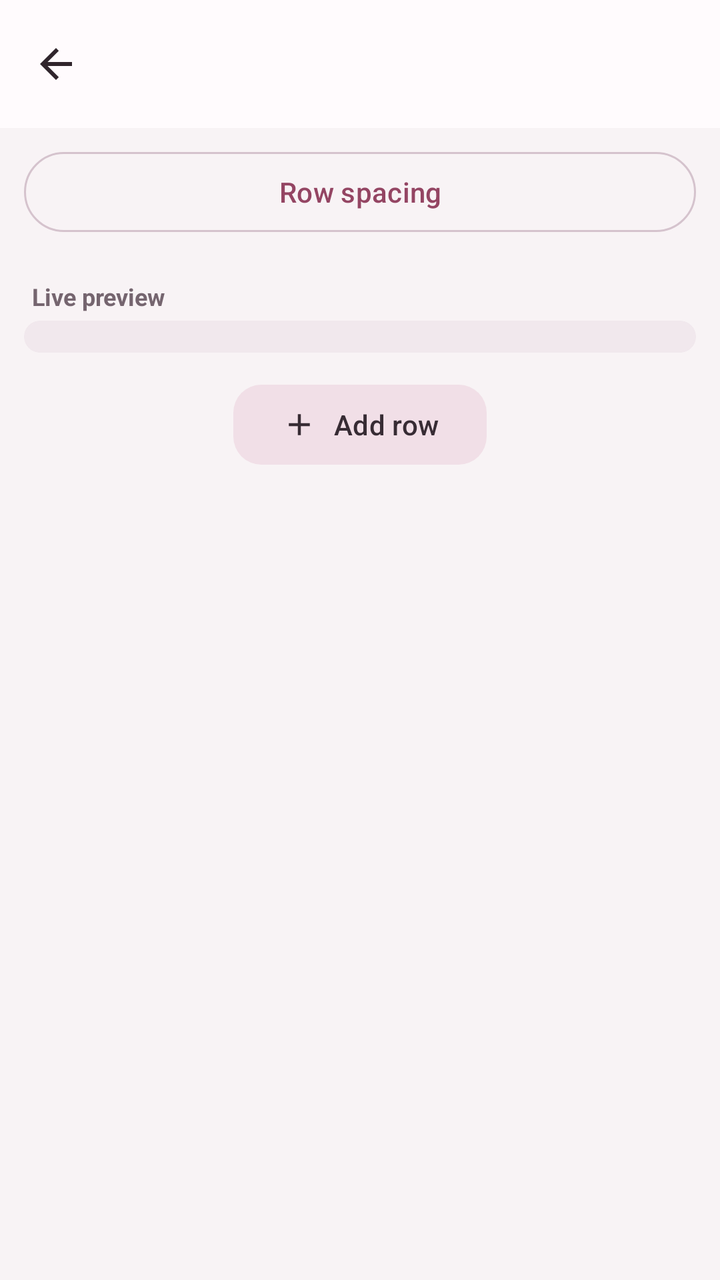
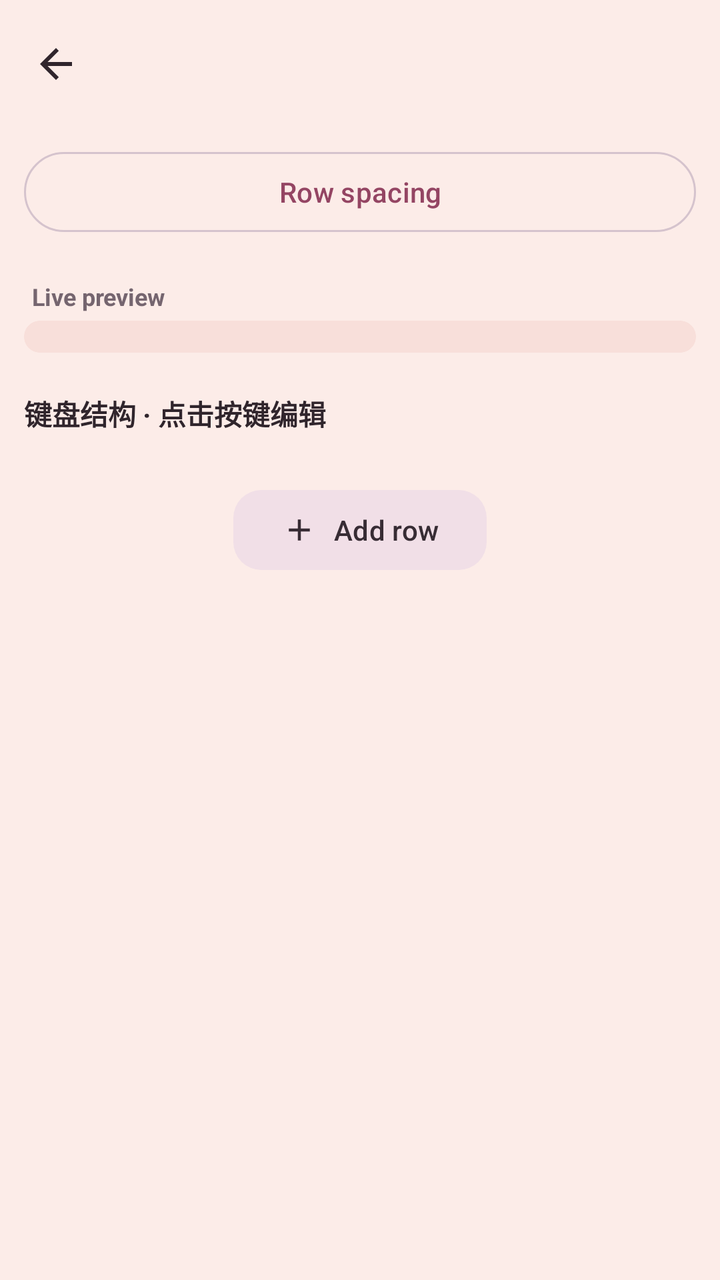

Two renders of the same Android screen: before a commit and after it. Below are the layout's source before the change and the commit's diff.
<!-- AndroidManifest.xml: application theme Theme.TrimeAppTheme -->
<!-- res/layout/activity_custom_kb_edit.xml -->
<?xml version="1.0" encoding="utf-8"?>
<LinearLayout
    xmlns:android="http://schemas.android.com/apk/res/android"
    xmlns:app="http://schemas.android.com/apk/res-auto"
    android:layout_width="match_parent"
    android:layout_height="match_parent"
    android:background="?android:attr/colorBackground"
    android:orientation="vertical">

    <com.google.android.material.appbar.AppBarLayout
        android:id="@+id/cbe_app_bar"
        android:layout_width="match_parent"
        android:layout_height="wrap_content"
        android:background="?attr/colorSurface"
        app:elevation="0dp">

        <com.google.android.material.appbar.MaterialToolbar
            android:id="@+id/cbe_toolbar"
            android:layout_width="match_parent"
            android:layout_height="?attr/actionBarSize"
            app:navigationIcon="?attr/homeAsUpIndicator"
            app:navigationIconTint="?attr/colorOnSurface"
            app:titleTextColor="?attr/colorOnSurface" />
    </com.google.android.material.appbar.AppBarLayout>

    <ScrollView
        android:layout_width="match_parent"
        android:layout_height="0dp"
        android:layout_weight="1"
        android:clipToPadding="false"
        android:paddingBottom="24dp">

        <LinearLayout
            android:layout_width="match_parent"
            android:layout_height="wrap_content"
            android:orientation="vertical"
            android:paddingStart="12dp"
            android:paddingTop="8dp"
            android:paddingEnd="12dp">

            <com.google.android.material.button.MaterialButton
                android:id="@+id/cbe_imported_layout"
                style="@style/Widget.Material3.Button.TonalButton"
                android:layout_width="match_parent" android:layout_height="wrap_content"
                android:visibility="gone" />
            <com.google.android.material.button.MaterialButton
                android:id="@+id/cbe_imported_height"
                style="@style/Widget.Material3.Button.OutlinedButton"
                android:layout_width="match_parent"
                android:layout_height="wrap_content"
                android:visibility="gone"
                android:text="@string/custom_kb_imported_height" />
            <com.google.android.material.button.MaterialButton
                android:id="@+id/cbe_row_spacing"
                style="@style/Widget.Material3.Button.OutlinedButton"
                android:layout_width="match_parent"
                android:layout_height="wrap_content"
                android:text="@string/custom_kb_row_spacing" />

            <LinearLayout
                android:id="@+id/cbe_rows"
                android:layout_width="match_parent"
                android:layout_height="wrap_content"
                android:orientation="vertical" />

            <TextView
                android:layout_width="wrap_content"
                android:layout_height="wrap_content"
                android:layout_marginStart="4dp"
                android:layout_marginTop="20dp"
                android:layout_marginBottom="4dp"
                android:text="@string/custom_kb_preview"
                android:textColor="?attr/colorOnSurfaceVariant"
                android:textSize="12sp"
                android:textStyle="bold" />

            <com.google.android.material.card.MaterialCardView
                android:layout_width="match_parent"
                android:layout_height="wrap_content"
                app:cardBackgroundColor="?attr/colorSurfaceVariant"
                app:cardCornerRadius="20dp"
                app:cardElevation="0dp">

                <LinearLayout
                    android:id="@+id/cbe_preview"
                    android:layout_width="match_parent"
                    android:layout_height="wrap_content"
                    android:orientation="vertical"
                    android:padding="8dp" />
            </com.google.android.material.card.MaterialCardView>

            <com.google.android.material.button.MaterialButton
                android:id="@+id/cbe_add_row"
                style="@style/Widget.Material3.Button.TonalButton"
                android:layout_width="wrap_content"
                android:layout_height="wrap_content"
                android:layout_gravity="center_horizontal"
                android:layout_marginTop="12dp"
                android:text="@string/custom_kb_add_row"
                app:cornerRadius="14dp"
                app:icon="@drawable/ic_baseline_add_24" />
        </LinearLayout>
    </ScrollView>
</LinearLayout>
<!-- resources referenced by this layout -->
<resources>
  <!-- drawable ic_baseline_add_24 (drawable) -->
  <vector xmlns:android="http://schemas.android.com/apk/res/android"
      android:width="24dp"
      android:height="24dp"
      android:autoMirrored="true"
      android:viewportWidth="24"
      android:viewportHeight="24">
  
      <path
          android:fillColor="@android:color/white"
          android:pathData="M19,13h-6v6h-2v-6H5v-2h6V5h2v6h6v2z" />
  
  </vector>
  <string name="custom_kb_add_row">Add row</string>
  <string name="custom_kb_imported_height">Keyboard height</string>
  <string name="custom_kb_preview">Live preview</string>
  <string name="custom_kb_row_spacing">Row spacing</string>
  <color name="settings_surface_variant">#F1E8ED</color>
  <color name="settings_surface">#FFFBFD</color>
  <color name="settings_outline">#D5C3CD</color>
  <color name="m3_primary">#944563</color>
  <color name="m3_on_primary">#FFFFFF</color>
  <style name="Widget.Trime.Toolbar" parent="Widget.Material3.Toolbar">
          <item name="titleTextAppearance">@style/TextAppearance.Trime.ToolbarTitle</item>
          <item name="android:minHeight">?attr/actionBarSize</item>
      </style>
  <color name="framework_text_primary">#30252C</color>
  <color name="framework_text_secondary">#75656F</color>
  <color name="framework_background">#F8F3F5</color>
  <color name="m3_primary_container">#FFDAE6</color>
  <color name="m3_on_primary_container">#3D0B24</color>
  <color name="m3_secondary_container">#F1DFE7</color>
  <color name="m3_on_secondary_container">#372C34</color>
  <color name="m3_tertiary">#695780</color>
  <color name="m3_on_tertiary">#FFFFFF</color>
  <color name="m3_tertiary_container">#EEDDFA</color>
  <color name="m3_on_tertiary_container">#281638</color>
  <color name="colorPrimaryDark">#2D2F30</color>
  <color name="framework_control_normal">#76616C</color>
  <color name="framework_control_highlight">#1F944563</color>
  <color name="framework_foreground">#30252C</color>
  <style name="TextAppearance.Trime.ToolbarTitle" parent="TextAppearance.Material3.TitleLarge">
          <item name="android:textSize">22sp</item>
          <item name="android:fontFamily">sans-serif-medium</item>
      </style>
  <!-- unchanged entries left out for length: 1 -->
</resources>

<!-- the commit's change to res/layout/activity_custom_kb_edit.xml (unified diff, before → after) -->
@@ -4,14 +4,14 @@
     xmlns:app="http://schemas.android.com/apk/res-auto"
     android:layout_width="match_parent"
     android:layout_height="match_parent"
-    android:background="?android:attr/colorBackground"
+    android:background="@color/framework_background"
     android:orientation="vertical">
 
     <com.google.android.material.appbar.AppBarLayout
         android:id="@+id/cbe_app_bar"
         android:layout_width="match_parent"
         android:layout_height="wrap_content"
-        android:background="?attr/colorSurface"
+        android:background="@color/framework_background"
         app:elevation="0dp">
 
         <com.google.android.material.appbar.MaterialToolbar
@@ -57,12 +57,6 @@
                 android:layout_height="wrap_content"
                 android:text="@string/custom_kb_row_spacing" />
 
-            <LinearLayout
-                android:id="@+id/cbe_rows"
-                android:layout_width="match_parent"
-                android:layout_height="wrap_content"
-                android:orientation="vertical" />
-
             <TextView
                 android:layout_width="wrap_content"
                 android:layout_height="wrap_content"
@@ -89,6 +83,15 @@
                     android:padding="8dp" />
             </com.google.android.material.card.MaterialCardView>
 
+            <TextView android:layout_width="match_parent" android:layout_height="wrap_content"
+                android:text="键盘结构 · 点击按键编辑" android:textSize="14sp" android:textStyle="bold"
+                android:textColor="?attr/colorOnSurface" android:paddingTop="20dp" android:paddingBottom="12dp" />
+            <LinearLayout
+                android:id="@+id/cbe_rows"
+                android:layout_width="match_parent"
+                android:layout_height="wrap_content"
+                android:orientation="vertical" />
+
             <com.google.android.material.button.MaterialButton
                 android:id="@+id/cbe_add_row"
                 style="@style/Widget.Material3.Button.TonalButton"
<!-- resource entries referenced after the edit -->
@@ -17,8 +17,8 @@
   <string name="custom_kb_imported_height">Keyboard height</string>
   <string name="custom_kb_preview">Live preview</string>
   <string name="custom_kb_row_spacing">Row spacing</string>
-  <color name="settings_surface_variant">#F1E8ED</color>
-  <color name="settings_surface">#FFFBFD</color>
+  <color name="settings_surface_variant">#F8DFDA</color>
+  <color name="settings_surface">#FFFAF6</color>
   <color name="settings_outline">#D5C3CD</color>
   <color name="m3_primary">#944563</color>
   <color name="m3_on_primary">#FFFFFF</color>
@@ -28,7 +28,7 @@
       </style>
   <color name="framework_text_primary">#30252C</color>
   <color name="framework_text_secondary">#75656F</color>
-  <color name="framework_background">#F8F3F5</color>
+  <color name="framework_background">#FCECE8</color>
   <color name="m3_primary_container">#FFDAE6</color>
   <color name="m3_on_primary_container">#3D0B24</color>
   <color name="m3_secondary_container">#F1DFE7</color>
